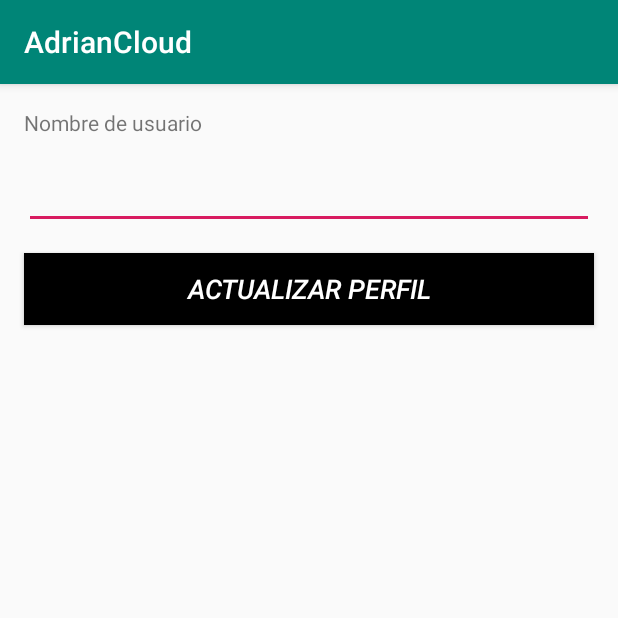
After one commit to adrianJVG18/AdrianCloud, an Android app: the UpdateUserActivity screen opened directly, with no data from a screen before it, on a phone screen of 412 x 824 dp, the top half of it. The commit adds this screen. Run offline under Robolectric (Android 15) with nearby library versions, the phone set to English and light mode, and no system bars; our stand-ins replace Firebase (no records; nobody signed in at launch, a user with empty details on screens opened directly).

Commit message:
first steps into Posting a Post
added new function: A display name in the firebase user is needed in order to post something

```diff
--- a/app/src/main/AndroidManifest.xml
+++ b/app/src/main/AndroidManifest.xml
@@ -11,6 +11,8 @@
             android:supportsRtl="true"
             android:theme="@style/AppTheme"
             tools:ignore="GoogleAppIndexingWarning">
+        <activity android:name=".home.settings.UpdateUserActivity">
+        </activity>
         <activity
                 android:name=".home.HomeActivity"
                 android:label="@string/title_activity_home"
--- /dev/null
+++ b/app/src/main/java/com/example/adriancloud/home/settings/UpdateUserActivity.kt
@@ -0,0 +1,46 @@
+package com.example.adriancloud.home.settings
+
+import android.content.Intent
+import androidx.appcompat.app.AppCompatActivity
+import android.os.Bundle
+import android.widget.Button
+import android.widget.EditText
+import android.widget.Toast
+import com.example.adriancloud.R
+import com.google.firebase.auth.FirebaseAuth
+import com.google.firebase.auth.FirebaseUser
+import com.google.firebase.auth.UserProfileChangeRequest
+
+class UpdateUserActivity : AppCompatActivity() {
+
+    override fun onCreate(savedInstanceState: Bundle?) {
+        super.onCreate(savedInstanceState)
+        setContentView(R.layout.activity_update_user)
+
+        val user = FirebaseAuth.getInstance().currentUser
+        val editDisplayName = findViewById<EditText>(R.id.edit_display_name)
+        val bttnUpdateProfile = findViewById<Button>(R.id.bttn_update_profile)
+
+        if (user?.displayName == null)
+            editDisplayName.hint = "No hay"
+        else
+            editDisplayName.hint = user.displayName
+
+
+        bttnUpdateProfile.setOnClickListener{
+            val profileUpdates = UserProfileChangeRequest.Builder()
+                .setDisplayName(editDisplayName.text.toString())
+                .build()
+            user?.updateProfile(profileUpdates)
+                ?.addOnCompleteListener{ task ->
+                    if (task.isSuccessful){
+                        Toast.makeText(this, "Perfil actualizado", Toast.LENGTH_SHORT).show()
+                        finish()
+                    } else {
+                        Toast.makeText(this, "No se pudo actualizar perfil", Toast.LENGTH_SHORT).show()
+                    }
+                }
+        }
+
+    }
+}
--- a/app/src/main/java/com/example/adriancloud/home/wrapper/Post.kt
+++ b/app/src/main/java/com/example/adriancloud/home/wrapper/Post.kt
@@ -1,6 +1,3 @@
 package com.example.adriancloud.home.wrapper
 
-class Post (title: String, body: String) {
-    var title = title
-    var body = body
-}
+class Post (var title: String, var body: String)
--- /dev/null
+++ b/app/src/main/res/layout/activity_update_user.xml
@@ -0,0 +1,43 @@
+<?xml version="1.0" encoding="utf-8"?>
+<LinearLayout
+        xmlns:android="http://schemas.android.com/apk/res/android"
+        xmlns:tools="http://schemas.android.com/tools"
+        xmlns:app="http://schemas.android.com/apk/res-auto"
+        android:layout_width="match_parent"
+        android:layout_height="match_parent"
+        android:orientation="vertical"
+        tools:context=".home.settings.UpdateUserActivity">
+
+
+    <TextView
+            android:text="@string/nombre_de_usuario"
+            android:layout_width="match_parent"
+            android:layout_height="wrap_content"
+            android:id="@+id/textView2"
+
+            android:layout_marginTop="16dp"
+            android:layout_marginStart="16dp"
+            android:layout_marginEnd="16dp"/>
+    <EditText
+            android:layout_width="match_parent"
+            android:layout_height="wrap_content"
+            android:inputType="textPersonName"
+            android:ems="10"
+            android:id="@+id/edit_display_name"
+
+            android:layout_marginTop="16dp"
+            android:layout_marginStart="16dp"
+            android:layout_marginEnd="16dp"/>
+
+    <Button android:layout_width="match_parent" android:layout_height="wrap_content"
+            android:text="@string/actualizar_perfil"
+            android:id="@+id/bttn_update_profile"
+            android:background="@android:color/black"
+            android:textColor="@android:color/white"
+            android:textSize="18sp"
+            android:textStyle="italic"
+            android:layout_marginTop="16dp"
+            android:layout_marginStart="16dp"
+            android:layout_marginEnd="16dp"
+            />
+</LinearLayout>
--- a/app/src/main/res/menu/home.xml
+++ b/app/src/main/res/menu/home.xml
@@ -2,8 +2,8 @@
 <menu xmlns:android="http://schemas.android.com/apk/res/android"
       xmlns:app="http://schemas.android.com/apk/res-auto">
 
-    <item android:id="@+id/action_settings"
-          android:title="@string/action_settings"
+    <item android:id="@+id/update_profile"
+          android:title="@string/editar_perfil"
           android:orderInCategory="100"
           app:showAsAction="never"/>
     <item android:id="@+id/sign_out"
--- a/app/src/main/res/values/strings.xml
+++ b/app/src/main/res/values/strings.xml
@@ -4,7 +4,9 @@
     <string name="username">Username</string>
     <string name="contrase_a">Contraseña</string>
     <string name="login">Login</string>
-    <string name="olvide_la_contrase_a"><u>Olvide la Contraseña</u></string>
+    <string name="olvide_la_contrase_a">
+        <u>Olvide la Contraseña</u>
+    </string>
     <string name="bienvenidos_a">Bienvenidos a</string>
     <string name="title_activity_home">HomeActivity</string>
     <string name="navigation_drawer_open">Open navigation drawer</string>
@@ -33,4 +35,7 @@
     <string name="agregar_post">Agregar Post</string>
     <string name="a_ada_un_nuevo_post">Añada un nuevo Post</string>
     <string name="cancelar">Cancelar</string>
+    <string name="editar_perfil">Editar Perfil</string>
+    <string name="nombre_de_usuario">Nombre de usuario</string>
+    <string name="actualizar_perfil">Actualizar perfil</string>
 </resources>
```
Also changed, not shown: app/src/main/java/com/example/adriancloud/home/HomeActivity.kt (+48 -17 lines), app/src/main/java/com/example/adriancloud/home/wrapper/ApiWrapperFragment.kt (+32 -13 lines), app/src/main/java/com/example/adriancloud/home/wrapper/PostFormFragment.kt (+20 -12 lines).
